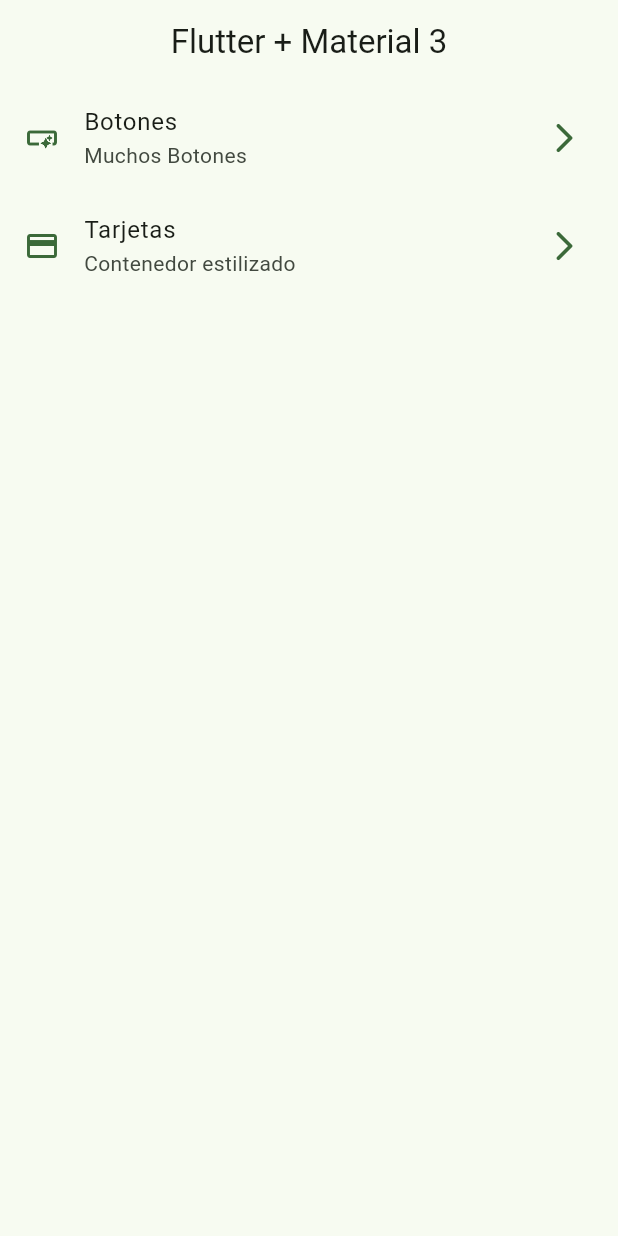
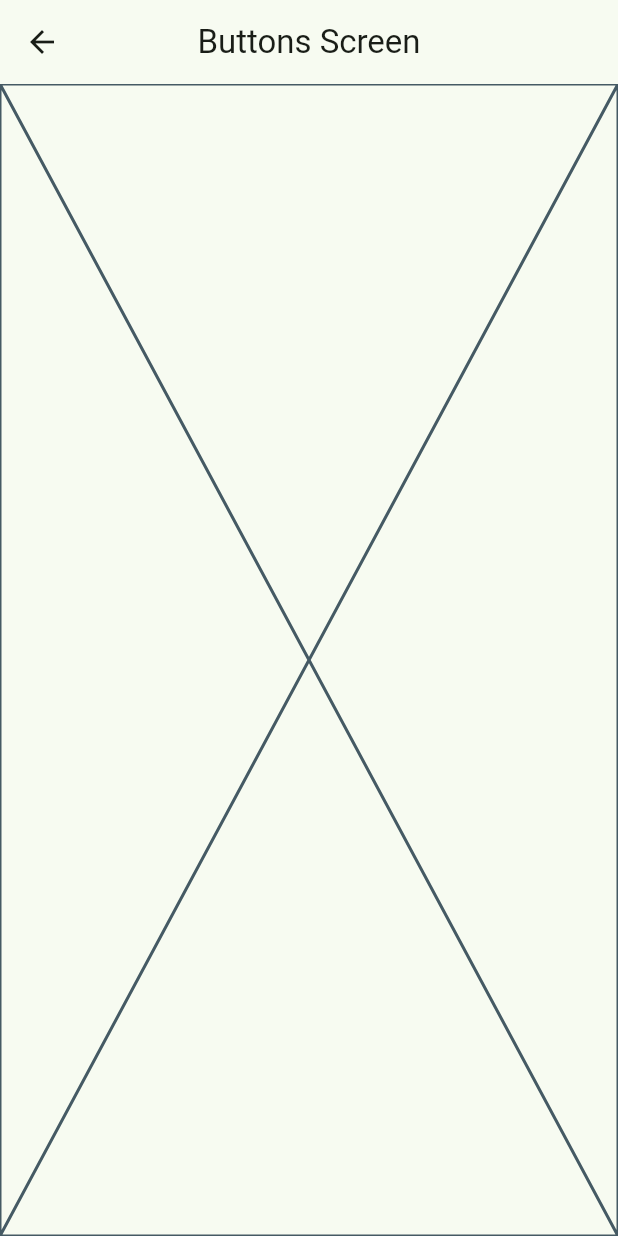
Before and after one commit to on-brulera/flutter-testing-M3, a Flutter app: the screen it shows after launch, after a tap on "Botones", on a phone screen of 412 x 824 dp. Run offline on Flutter 3.47's test engine with Material 3 defaults, Android fonts, the phone set to English and light mode, and no system bars.

```diff
--- a/lib/menu/menu_items.dart
+++ b/lib/menu/menu_items.dart
@@ -16,5 +16,5 @@ class MenuItems{
 
 const appMenuItems = <MenuItems>[
   MenuItems(title: 'Botones',subTitle: 'Muchos Botones', link: '/buttnos', icon: Icons.smart_button),
-  MenuItems(title: 'Tarjetas',subTitle: 'Contenedor estilizado', link: '/card', icon: Icons.credit_card),
+  MenuItems(title: 'Tarjetas',subTitle: 'Contenedor estilizado', link: '/cards', icon: Icons.credit_card),
 ];
--- /dev/null
+++ b/lib/presentation/screens/buttons/buttons_screen.dart
@@ -0,0 +1,16 @@
+import 'package:flutter/material.dart';
+
+class ButtonsScreen extends StatelessWidget{
+
+  const ButtonsScreen({super.key});
+
+  @override
+  Widget build(BuildContext context) {
+    return Scaffold(
+      appBar: AppBar(
+        title: const Text('Buttons Screen'),
+      ),
+      body: const Placeholder(),
+    );
+  }
+}
--- a/lib/presentation/screens/home/home_screen.dart
+++ b/lib/presentation/screens/home/home_screen.dart
@@ -1,5 +1,6 @@
 import 'package:flutter/material.dart';
 import 'package:widgets_app/menu/menu_items.dart';
+import 'package:widgets_app/presentation/screens/buttons/buttons_screen.dart';
 
 class HomeScreen extends StatelessWidget{
 
@@ -45,7 +46,11 @@ class _CustomListTile extends StatelessWidget {
       title: Text(item.title),
       subtitle: Text(item.subTitle),
       onTap: (){
-        //TODO navegar a otras pantallas
+        Navigator.of(context).push(
+          MaterialPageRoute(builder: (context) {
+            return const ButtonsScreen();
+          },)
+        );
       },
     );
   }
```
Also changed, not shown: lib/presentation/screens/cards/cards_screen.dart (added, +16 -0 lines).
